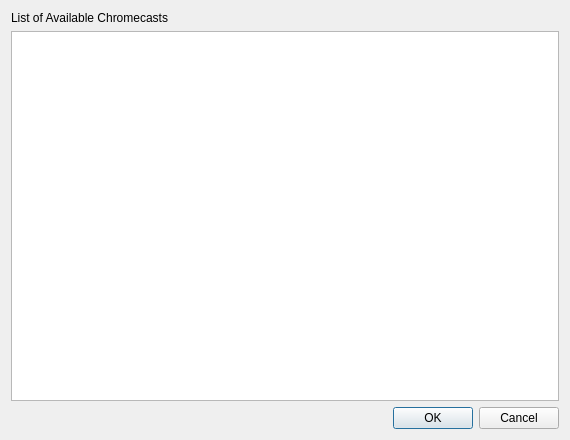
Before: the Qt Designer form modules/gui/qt4/ui/chromecast.ui in robUx4/vlc, drawn with Qt 5.
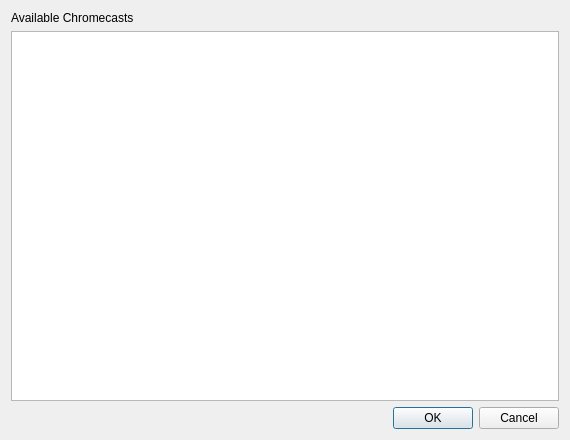
After: the same form once the commit is applied.

Commit message: q4:chromecast: simplify the UI

What changed in the file:
```diff
--- a/modules/gui/qt4/ui/chromecast.ui
+++ b/modules/gui/qt4/ui/chromecast.ui
@@ -17,7 +17,7 @@
    <item>
     <widget class="QLabel" name="label">
      <property name="text">
-      <string>List of Available Chromecasts</string>
+      <string>Available Chromecasts</string>
      </property>
     </widget>
    </item>
```
